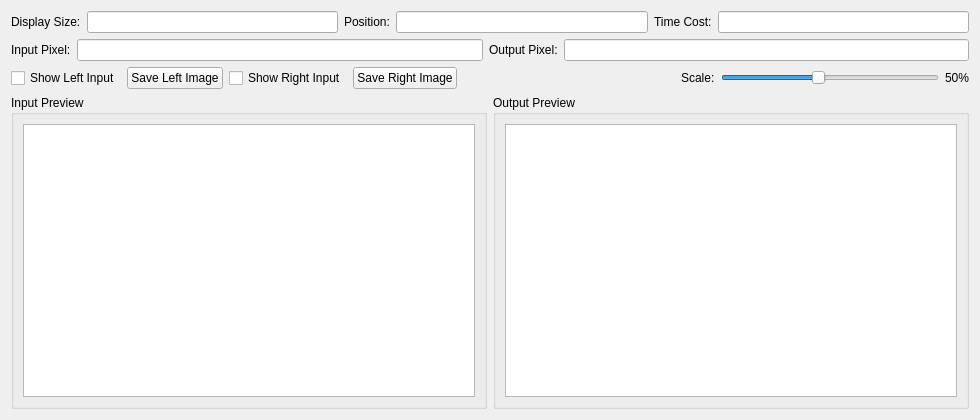
Old version of the form script/verify_tool_app/ui/io_preview_ui.ui in the repository FaiScofield/hwpq_verify.
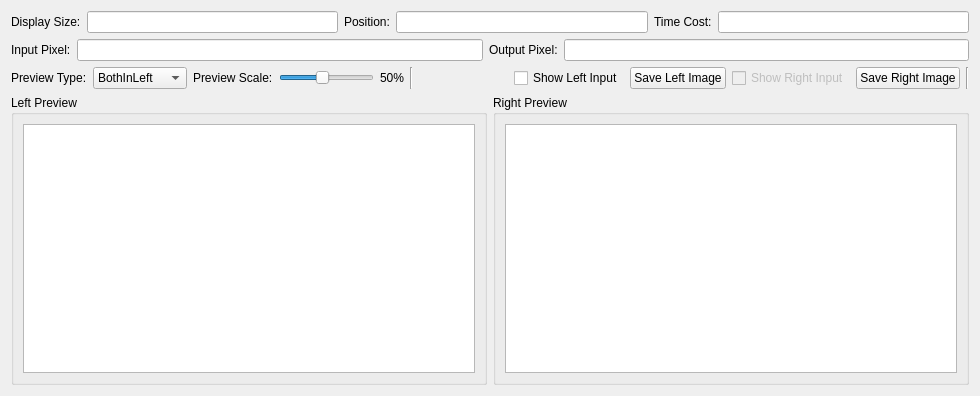
New version of the form.

The edit to the form file:
```diff
--- a/script/verify_tool_app/ui/io_preview_ui.ui
+++ b/script/verify_tool_app/ui/io_preview_ui.ui
@@ -7,7 +7,7 @@
     <x>0</x>
     <y>0</y>
     <width>980</width>
-    <height>420</height>
+    <height>396</height>
    </rect>
   </property>
   <property name="windowTitle">
@@ -95,50 +95,30 @@
    <item>
     <layout class="QHBoxLayout" name="horizontalLayout_ctrl">
      <item>
-      <widget class="QCheckBox" name="checkBox_show_input">
+      <widget class="QLabel" name="label">
        <property name="text">
-        <string>Show Left Input</string>
+        <string>Preview Type:</string>
        </property>
       </widget>
      </item>
      <item>
-      <widget class="QPushButton" name="pushButton_save_left">
-       <property name="text">
-        <string>Save Left Image</string>
-       </property>
+      <widget class="QComboBox" name="comboBox_preview_type">
+       <item>
+        <property name="text">
+         <string>BothInLeft</string>
+        </property>
+       </item>
+       <item>
+        <property name="text">
+         <string>SideBySide</string>
+        </property>
+       </item>
       </widget>
      </item>
-     <item>
-      <widget class="QCheckBox" name="checkBox_show_right_input">
-       <property name="text">
-        <string>Show Right Input</string>
-       </property>
-      </widget>
-     </item>
-     <item>
-      <widget class="QPushButton" name="pushButton_save_right">
-       <property name="text">
-        <string>Save Right Image</string>
-       </property>
-      </widget>
-     </item>
-     <item>
-      <spacer name="horizontalSpacer">
-       <property name="orientation">
-        <enum>Qt::Horizontal</enum>
-       </property>
-       <property name="sizeHint" stdset="0">
-        <size>
-         <width>40</width>
-         <height>20</height>
-        </size>
-       </property>
-      </spacer>
-     </item>
      <item>
       <widget class="QLabel" name="label_preview_scale">
        <property name="text">
-        <string>Scale:</string>
+        <string>Preview Scale:</string>
        </property>
       </widget>
      </item>
@@ -165,6 +145,64 @@
        </property>
       </widget>
      </item>
+     <item>
+      <widget class="Line" name="line">
+       <property name="orientation">
+        <enum>Qt::Orientation::Vertical</enum>
+       </property>
+      </widget>
+     </item>
+     <item>
+      <spacer name="horizontalSpacer_2">
+       <property name="orientation">
+        <enum>Qt::Orientation::Horizontal</enum>
+       </property>
+       <property name="sizeHint" stdset="0">
+        <size>
+         <width>40</width>
+         <height>20</height>
+        </size>
+       </property>
+      </spacer>
+     </item>
+     <item>
+      <widget class="QCheckBox" name="checkBox_show_input">
+       <property name="text">
+        <string>Show Left Input</string>
+       </property>
+      </widget>
+     </item>
+     <item>
+      <widget class="QPushButton" name="pushButton_save_left">
+       <property name="text">
+        <string>Save Left Image</string>
+       </property>
+      </widget>
+     </item>
+     <item>
+      <widget class="QCheckBox" name="checkBox_show_right_input">
+       <property name="enabled">
+        <bool>false</bool>
+       </property>
+       <property name="text">
+        <string>Show Right Input</string>
+       </property>
+      </widget>
+     </item>
+     <item>
+      <widget class="QPushButton" name="pushButton_save_right">
+       <property name="text">
+        <string>Save Right Image</string>
+       </property>
+      </widget>
+     </item>
+     <item>
+      <widget class="Line" name="line_2">
+       <property name="orientation">
+        <enum>Qt::Orientation::Vertical</enum>
+       </property>
+      </widget>
+     </item>
     </layout>
    </item>
    <item>
@@ -172,7 +210,7 @@
      <item>
       <widget class="QGroupBox" name="groupBox_input_preview">
        <property name="title">
-        <string>Input Preview</string>
+        <string>Left Preview</string>
        </property>
        <layout class="QVBoxLayout" name="verticalLayout_input_preview">
         <item>
@@ -184,7 +222,7 @@
      <item>
       <widget class="QGroupBox" name="groupBox_output_preview">
        <property name="title">
-        <string>Output Preview</string>
+        <string>Right Preview</string>
        </property>
        <layout class="QVBoxLayout" name="verticalLayout_output_preview">
         <item>
```
Left out of the diff: 12 changed lines with no effect on the pictures.
